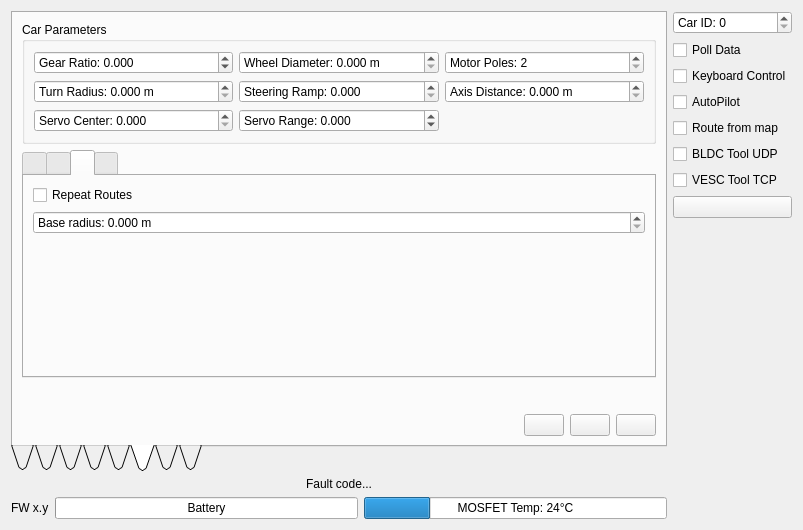
Old version of the form Linux/RC_Car_Tool/carinterface.ui in the repository vedderb/rise_sdvp.
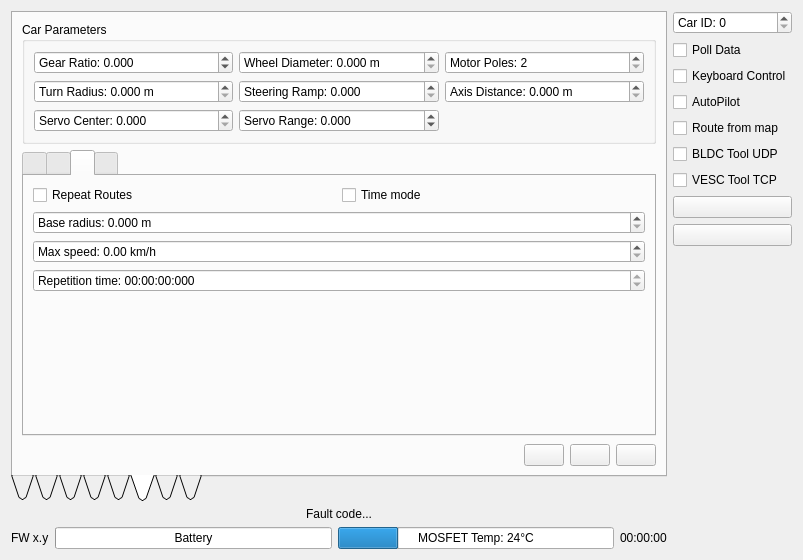
New version of the form. The open tabs and pages were chosen to show the change. Icons and pictures are not drawn. Custom widgets are drawn as their Qt base class.

Commit message: Time-based autopilot first version

Diff of the .ui file:
```diff
--- a/Linux/RC_Car_Tool/carinterface.ui
+++ b/Linux/RC_Car_Tool/carinterface.ui
@@ -1201,11 +1201,22 @@
             </attribute>
             <layout class="QVBoxLayout" name="verticalLayout_13">
              <item>
-              <widget class="QCheckBox" name="confApRepeatBox">
-               <property name="text">
-                <string>Repeat Routes</string>
-               </property>
-              </widget>
+              <layout class="QHBoxLayout" name="horizontalLayout_14">
+               <item>
+                <widget class="QCheckBox" name="confApRepeatBox">
+                 <property name="text">
+                  <string>Repeat Routes</string>
+                 </property>
+                </widget>
+               </item>
+               <item>
+                <widget class="QCheckBox" name="confApModeTimeBox">
+                 <property name="text">
+                  <string>Time mode</string>
+                 </property>
+                </widget>
+               </item>
+              </layout>
              </item>
              <item>
               <widget class="QDoubleSpinBox" name="confApBaseRadBox">
@@ -1226,6 +1237,26 @@
                </property>
               </widget>
              </item>
+             <item>
+              <widget class="QDoubleSpinBox" name="confApMaxSpeedBox">
+               <property name="prefix">
+                <string>Max speed: </string>
+               </property>
+               <property name="suffix">
+                <string> km/h</string>
+               </property>
+              </widget>
+             </item>
+             <item>
+              <widget class="QTimeEdit" name="confApAddRepeatTimeEdit">
+               <property name="toolTip">
+                <string>Time to add to each point on route when repeating routes.</string>
+               </property>
+               <property name="displayFormat">
+                <string>'Repetition time': HH:mm:ss:zzz</string>
+               </property>
+              </widget>
+             </item>
              <item>
               <spacer name="verticalSpacer_5">
                <property name="orientation">
@@ -1637,6 +1668,13 @@
          </property>
         </widget>
        </item>
+       <item>
+        <widget class="QLabel" name="clockLabel">
+         <property name="text">
+          <string>00:00:00</string>
+         </property>
+        </widget>
+       </item>
       </layout>
      </item>
     </layout>
@@ -1715,6 +1753,20 @@
        </property>
       </widget>
      </item>
+     <item>
+      <widget class="QPushButton" name="setClockButton">
+       <property name="toolTip">
+        <string>Set clock</string>
+       </property>
+       <property name="text">
+        <string/>
+       </property>
+       <property name="icon">
+        <iconset resource="resources.qrc">
+         <normaloff>:/models/Icons/Clock-96.png</normaloff>:/models/Icons/Clock-96.png</iconset>
+       </property>
+      </widget>
+     </item>
      <item>
       <spacer name="verticalSpacer">
        <property name="orientation">
```
The commit also changes 27 other files.
